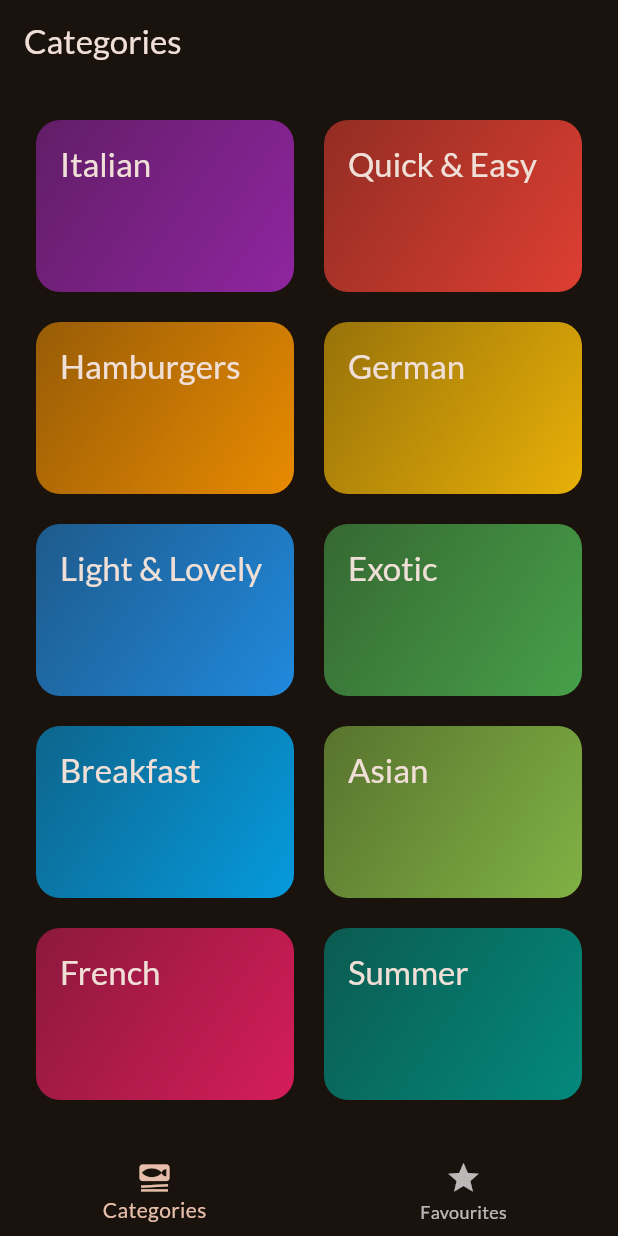
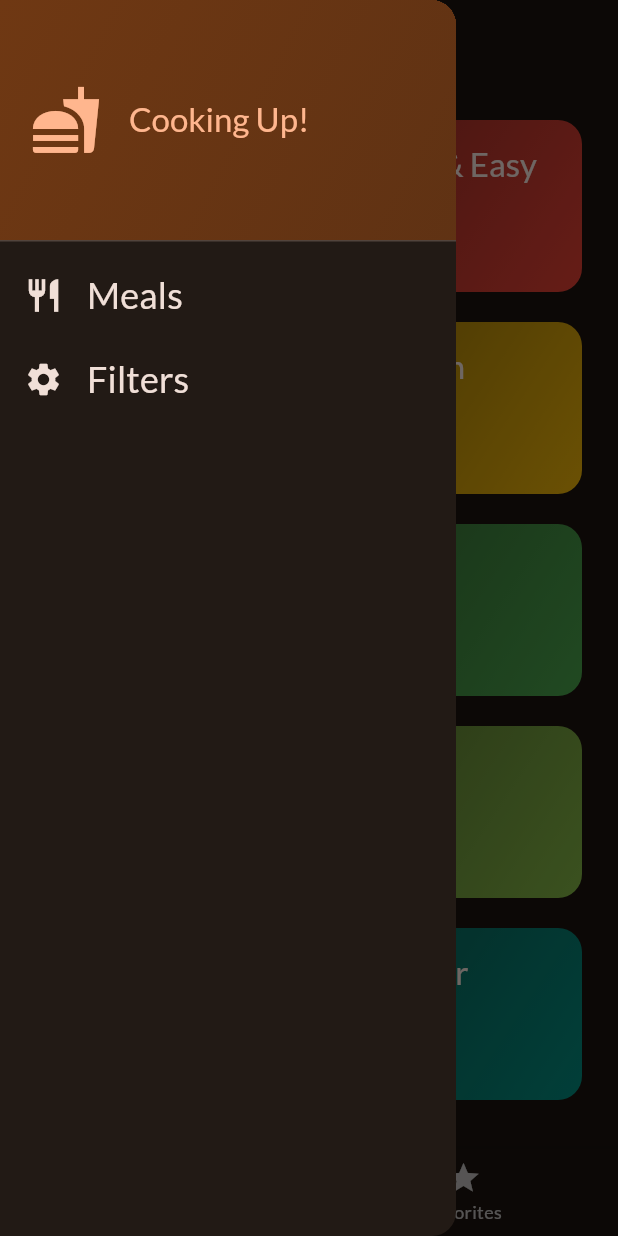
Before and after one commit to 12kishansingh/meals_app, a Flutter app: the screen it shows after launch, with the side drawer open (before the commit the screen has no drawer), on a phone screen of 412 x 824 dp. Run offline on Flutter 3.47's test engine with Material 3 defaults, Android fonts, the phone set to English and light mode, and no system bars; our stand-ins replace google_fonts, transparent_image.

Commit message:
finished app

```diff
--- a/lib/categories.dart
+++ b/lib/categories.dart
@@ -1,36 +1,39 @@
 import 'package:flutter/material.dart';
-
+import 'package:meals_app/meal.dart';
 import 'package:meals_app/dummy_data.dart';
 import 'package:meals_app/category_grid_item.dart';
 import 'package:meals_app/meals.dart';
 import 'package:meals_app/category.dart';
 
 class CategoriesScreen extends StatelessWidget {
-  const CategoriesScreen({super.key});
-// adding method to stateless widget here no state but to load a diff screen
-  // context is not globally available since its stateless
+  const CategoriesScreen({
+    super.key,
+    required this.onToggleFavorite,
+    required this.availableMeals,
+  });
+
+  final void Function(Meal meal) onToggleFavorite;
+  final List<Meal> availableMeals;
+
   void _selectCategory(BuildContext context, Category category) {
-    final filteredMeals=dummyMeals
-    .where((meal)=>meal.categories.contains(category.id))
+    final filteredMeals = availableMeals
+        .where((meal) => meal.categories.contains(category.id))
         .toList();
 
-
-
-    // Navigator.push(context,route);// alternative
     Navigator.of(context).push(
       MaterialPageRoute(
         builder: (ctx) => MealsScreen(
           title: category.title,
           meals: filteredMeals,
+          onToggleFavorite: onToggleFavorite,
         ),
       ),
-    );
+    ); // Navigator.push(context, route)
   }
 
   @override
   Widget build(BuildContext context) {
-    return
-   GridView(
+    return GridView(
       padding: const EdgeInsets.all(24),
       gridDelegate: const SliverGridDelegateWithFixedCrossAxisCount(
         crossAxisCount: 2,
@@ -44,11 +47,10 @@ class CategoriesScreen extends StatelessWidget {
           CategoryGridItem(
             category: category,
             onSelectCategory: () {
-                _selectCategory(context,category);
+              _selectCategory(context, category);
             },
-            ),
+          )
       ],
-
     );
   }
 }
--- a/lib/category_grid_item.dart
+++ b/lib/category_grid_item.dart
@@ -8,32 +8,32 @@ class CategoryGridItem extends StatelessWidget {
     required this.category,
     required this.onSelectCategory,
   });
+
   final Category category;
   final void Function() onSelectCategory;
 
   @override
   Widget build(BuildContext context) {
     return InkWell(
-      onTap:onSelectCategory,
+      onTap: onSelectCategory,
       splashColor: Theme.of(context).primaryColor,
       borderRadius: BorderRadius.circular(16),
       child: Container(
-        padding:const EdgeInsets.all(16),
+        padding: const EdgeInsets.all(16),
         decoration: BoxDecoration(
             borderRadius: BorderRadius.circular(16),
             gradient: LinearGradient(
               colors: [
-              category.color.withOpacity(.55),
-              category.color.withOpacity(.9),
+                category.color.withOpacity(0.55),
+                category.color.withOpacity(0.9),
               ],
               begin: Alignment.topLeft,
               end: Alignment.bottomRight,
-          ),
-        ),
+            )),
         child: Text(
           category.title,
           style: Theme.of(context).textTheme.titleLarge!.copyWith(
-            color:Theme.of(context).colorScheme.onSurface,
+                color: Theme.of(context).colorScheme.onSurface,
               ),
         ),
       ),
--- a/lib/dummy_data.dart
+++ b/lib/dummy_data.dart
@@ -1,6 +1,7 @@
 import 'package:meals_app/category.dart';
 import 'package:flutter/material.dart';
 import 'package:meals_app/meal.dart';
+// Constants in Dart should be written in lowerCamelcase.
 const availableCategories = [
   Category(
     id: 'c1',
@@ -53,6 +54,7 @@ const availableCategories = [
     color: Colors.teal,
   ),
 ];
+
 const dummyMeals = [
   Meal(
     id: 'm1',
--- /dev/null
+++ b/lib/main_drawer.dart
@@ -0,0 +1,83 @@
+import 'package:flutter/material.dart';
+
+class MainDrawer extends StatelessWidget {
+  const MainDrawer({super.key, required this.onSelectScreen});
+
+  final void Function(String identifier) onSelectScreen;
+
+  @override
+  Widget build(BuildContext context) {
+    return Drawer(
+      child: Column(
+        children: [
+          DrawerHeader(
+            padding: const EdgeInsets.all(20),
+            decoration: BoxDecoration(
+              gradient: LinearGradient(
+                colors: [
+                  Theme.of(context).colorScheme.primaryContainer,
+                  Theme.of(context)
+                      .colorScheme
+                      .primaryContainer
+                      .withOpacity(0.8),
+                ],
+                begin: Alignment.topLeft,
+                end: Alignment.bottomRight,
+              ),
+            ),
+            child: Row(
+              children: [
+                Icon(
+                  Icons.fastfood,
+                  size: 48,
+                  color: Theme.of(context).colorScheme.primary,
+                ),
+                const SizedBox(width: 18),
+                Text(
+                  'Cooking Up!',
+                  style: Theme.of(context).textTheme.titleLarge!.copyWith(
+                        color: Theme.of(context).colorScheme.primary,
+                      ),
+                ),
+              ],
+            ),
+          ),
+          ListTile(
+            leading: Icon(
+              Icons.restaurant,
+              size: 26,
+              color: Theme.of(context).colorScheme.onSurface,
+            ),
+            title: Text(
+              'Meals',
+              style: Theme.of(context).textTheme.titleSmall!.copyWith(
+                    color: Theme.of(context).colorScheme.onSurface,
+                    fontSize: 24,
+                  ),
+            ),
+            onTap: () {
+              onSelectScreen('meals');
+            },
+          ),
+          ListTile(
+            leading: Icon(
+              Icons.settings,
+              size: 26,
+              color: Theme.of(context).colorScheme.onSurface,
+            ),
+            title: Text(
+              'Filters',
+              style: Theme.of(context).textTheme.titleSmall!.copyWith(
+                    color: Theme.of(context).colorScheme.onSurface,
+                    fontSize: 24,
+                  ),
+            ),
+            onTap: () {
+              onSelectScreen('filters');
+            },
+          ),
+        ],
+      ),
+    );
+  }
+}
--- a/lib/meal.dart
+++ b/lib/meal.dart
@@ -25,7 +25,7 @@ class Meal {
     required this.isLactoseFree,
     required this.isVegan,
     required this.isVegetarian,
-  });// named parameters
+  });
 
   final String id;
   final List<String> categories;
--- a/lib/tabs.dart
+++ b/lib/tabs.dart
@@ -1,48 +1,134 @@
 import 'package:flutter/material.dart';
 import 'package:meals_app/categories.dart';
 import 'package:meals_app/main.dart';
+import 'package:meals_app/main_drawer.dart';
 import 'package:meals_app/meals.dart';
+import 'package:meals_app/meal.dart';
+import 'package:meals_app/dummy_data.dart';
+import 'package:meals_app/filters.dart';
+const kInitialFilters = {
+  Filter.glutenFree: false,
+  Filter.lactoseFree: false,
+  Filter.vegetarian: false,
+  Filter.vegan: false
+};
 
+class TabsScreen extends StatefulWidget {
+  const TabsScreen({super.key});
 
-class TabsScreen extends StatefulWidget{
-  const TabsScreen({super.key});
   @override
-  State<TabsScreen> createState(){
-    return _TabsScreen();
+  State<TabsScreen> createState() {
+    return _TabsScreenState();
   }
 }
 
-class _TabsScreen extends State<TabsScreen>{
-  int _selectedPageIndex=0;
+class _TabsScreenState extends State<TabsScreen> {
+  int _selectedPageIndex = 0;
+  final List<Meal> _favoriteMeals = [];
+  Map<Filter, bool> _selectedFilters = kInitialFilters;
 
-  void _selectPage(int index){
+  void _showInfoMessage(String message) {
+    ScaffoldMessenger.of(context).clearSnackBars();
+    ScaffoldMessenger.of(context).showSnackBar(
+      SnackBar(
+        content: Text(message),
+      ),
+    );
+  }
+
+  void _toggleMealFavoriteStatus(Meal meal) {
+    final isExisting = _favoriteMeals.contains(meal);
+
+    if (isExisting) {
+      setState(() {
+        _favoriteMeals.remove(meal);
+      });
+      _showInfoMessage('Meal is no longer a favorite.');
+    } else {
+      setState(() {
+        _favoriteMeals.add(meal);
+        _showInfoMessage('Marked as a favorite!');
+      });
+    }
+  }
+
+  void _selectPage(int index) {
     setState(() {
-      _selectedPageIndex=index;
+      _selectedPageIndex = index;
     });
+  }
+
+  void _setScreen(String identifier) async {
+    Navigator.of(context).pop();
+    if (identifier == 'filters') {
+      final result = await Navigator.of(context).push<Map<Filter, bool>>(
+        MaterialPageRoute(
+          builder: (ctx) => FiltersScreen(
+            currentFilters: _selectedFilters,
+          ),
+        ),
+      );
+
+      setState(() {
+        _selectedFilters = result ?? kInitialFilters;
+      });
+    }
   }
 
   @override
   Widget build(BuildContext context) {
-    Widget activePage=const CategoriesScreen();
-var activePageTitle='Categories';
-    if(_selectedPageIndex==1){
-      activePage=const MealsScreen(meals: []);
-      activePageTitle='Favourites';
+    final availableMeals = dummyMeals.where((meal) {
+      if (_selectedFilters[Filter.glutenFree]! && !meal.isGlutenFree) {
+        return false;
+      }
+      if (_selectedFilters[Filter.lactoseFree]! && !meal.isLactoseFree) {
+        return false;
+      }
+      if (_selectedFilters[Filter.vegetarian]! && !meal.isVegetarian) {
+        return false;
+      }
+      if (_selectedFilters[Filter.vegan]! && !meal.isVegan) {
+        return false;
+      }
+      return true;
+    }).toList();
+
+    Widget activePage = CategoriesScreen(
+      onToggleFavorite: _toggleMealFavoriteStatus,
+      availableMeals: availableMeals,
+    );
+    var activePageTitle = 'Categories';
+
+    if (_selectedPageIndex == 1) {
+      activePage = MealsScreen(
+        meals: _favoriteMeals,
+        onToggleFavorite: _toggleMealFavoriteStatus,
+      );
+      activePageTitle = 'Your Favorites';
     }
+
     return Scaffold(
       appBar: AppBar(
         title: Text(activePageTitle),
       ),
-      body:activePage ,
+      drawer: MainDrawer(
+        onSelectScreen: _setScreen,
+      ),
+      body: activePage,
       bottomNavigationBar: BottomNavigationBar(
         onTap: _selectPage,
         currentIndex: _selectedPageIndex,
-        items:const [
-          BottomNavigationBarItem(icon: Icon(Icons.set_meal),label:'Categories'),// category
-          BottomNavigationBarItem(icon:Icon(Icons.star) ,label:'Favourites'),// favourite screen
+        items: const [
+          BottomNavigationBarItem(
+            icon: Icon(Icons.set_meal),
+            label: 'Categories',
+          ),
+          BottomNavigationBarItem(
+            icon: Icon(Icons.star),
+            label: 'Favorites',
+          ),
         ],
       ),
     );
-
   }
 }
```
Also changed, not shown: lib/filters.dart (added, +162 -0 lines), lib/meal_details.dart (+18 -8 lines), lib/meal_item_trait.dart (+13 -6 lines), lib/meals.dart (+10 -5 lines). Lines whose indentation alone changed are shown as unchanged.
